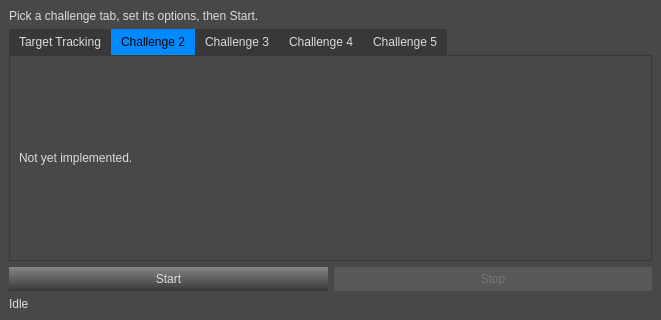
Qt form Challenges.ui (SadDiamond/Client-Shared) before a commit.
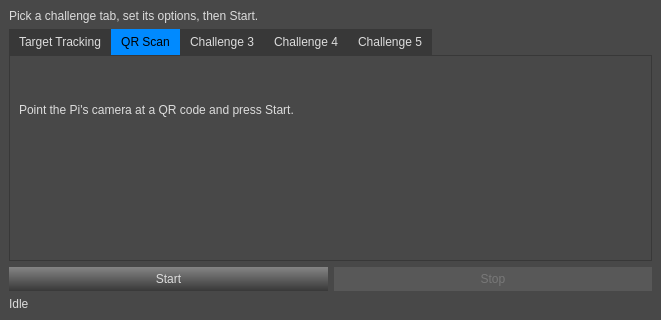
The same form after that commit. The open tabs and pages were chosen to show the change.

Diff of the .ui file:
```diff
--- a/Challenges.ui
+++ b/Challenges.ui
@@ -209,13 +209,20 @@
       </widget>
       <widget class="QWidget" name="tab_challenge_2">
        <attribute name="title">
-        <string>Challenge 2</string>
+        <string>QR Scan</string>
        </attribute>
        <layout class="QVBoxLayout" name="verticalLayout_c2">
         <item>
          <widget class="QLabel" name="label_c2_placeholder">
           <property name="text">
-           <string>Not yet implemented.</string>
+           <string>Point the Pi's camera at a QR code and press Start.</string>
+          </property>
+         </widget>
+        </item>
+        <item>
+         <widget class="QLabel" name="label_qr_data">
+          <property name="text">
+           <string/>
           </property>
          </widget>
         </item>
```
Left out of the diff: 2 changed lines with no effect on the pictures.
